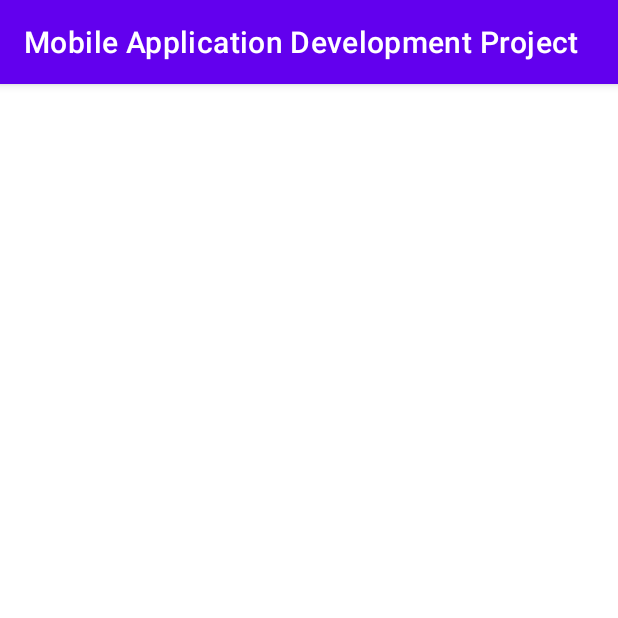
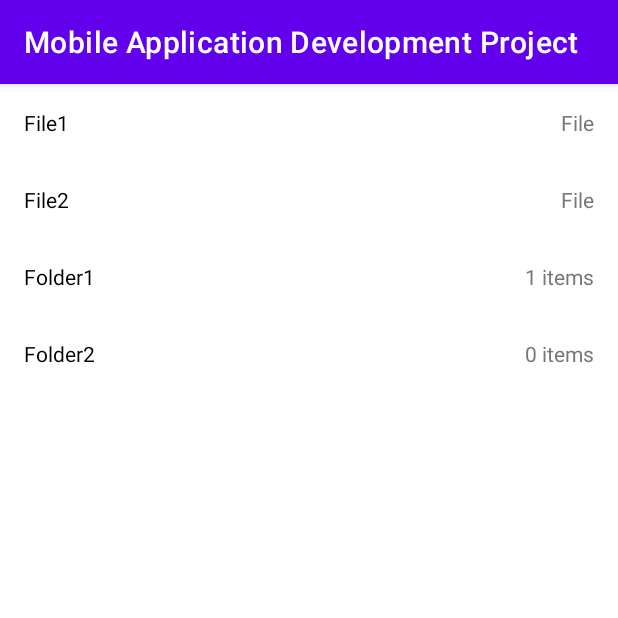
Before and after one commit to crazyroo1/Mobile-Application-Development-Project, an Android app: the screen it shows after launch (MainActivity), on a phone screen of 412 x 824 dp, the top half of it. Run offline under Robolectric (Android 15) with nearby library versions, the phone set to English and light mode, and no system bars.

Commit message:
tappable cells showing up :)

```diff
--- a/app/src/main/java/com/turnereison_sanjaybhadra_ethanbarton/mobileapplicationdevelopmentproject/Listable.kt
+++ b/app/src/main/java/com/turnereison_sanjaybhadra_ethanbarton/mobileapplicationdevelopmentproject/Listable.kt
@@ -1,6 +1,48 @@
 package com.turnereison_sanjaybhadra_ethanbarton.mobileapplicationdevelopmentproject
+
+import android.util.Log
 
 interface Listable {
     fun getPrimaryText(): String
     fun getSecondaryText(): String
+
+    val tapAction: () -> Unit
 }
+
+interface FilesystemItem {
+    val name: String
+}
+
+data class File(override val name: String): FilesystemItem, Listable {
+    override fun getPrimaryText(): String {
+        return name
+    }
+
+    override fun getSecondaryText(): String {
+        return "File"
+    }
+
+    override val tapAction: () -> Unit
+        get() = {
+            print("Tapped file named $name")
+        }
+}
+
+data class Folder(override val name: String, var children: List<FilesystemItem>): FilesystemItem, Listable {
+    override fun getPrimaryText(): String {
+        return name
+    }
+
+    override fun getSecondaryText(): String {
+        return "${children.size} items"
+    }
+
+    override val tapAction: () -> Unit
+        get() = {
+            print("Tapped file named $name!")
+        }
+}
+
+fun print(message: String) {
+    Log.d("turber", message)
+}
--- a/app/src/main/java/com/turnereison_sanjaybhadra_ethanbarton/mobileapplicationdevelopmentproject/MainActivity.kt
+++ b/app/src/main/java/com/turnereison_sanjaybhadra_ethanbarton/mobileapplicationdevelopmentproject/MainActivity.kt
@@ -9,10 +9,17 @@ class MainActivity : AppCompatActivity() {
         super.onCreate(savedInstanceState)
         setContentView(R.layout.activity_main)
 
-        val dataset = listOf<Unit>() // temporary until we get data
+        val dataset = listOf<Listable>(
+            File("File1"),
+            File("File2"),
+            Folder("Folder1", listOf(
+                File("Subfile1")
+            )),
+            Folder("Folder2", listOf())
+        ) // temporary until we get data
 
         val recyclerView: RecyclerView = findViewById(R.id.recyclerview)
-        recyclerView.adapter = RecyclerViewAdaptor(this, listOf())
+        recyclerView.adapter = RecyclerViewAdaptor(this, dataset)
         recyclerView.setHasFixedSize(true)
     }
 }
--- a/app/src/main/java/com/turnereison_sanjaybhadra_ethanbarton/mobileapplicationdevelopmentproject/RecyclerViewAdaptor.kt
+++ b/app/src/main/java/com/turnereison_sanjaybhadra_ethanbarton/mobileapplicationdevelopmentproject/RecyclerViewAdaptor.kt
@@ -1,6 +1,7 @@
 package com.turnereison_sanjaybhadra_ethanbarton.mobileapplicationdevelopmentproject
 
 import android.content.Context
+import android.util.Log
 import android.view.LayoutInflater
 import android.view.View
 import android.view.ViewGroup
@@ -11,9 +12,19 @@ class RecyclerViewAdaptor(
     private val context: Context,
     private val dataset: List<Listable>
 ): RecyclerView.Adapter<RecyclerViewAdaptor.ItemViewHolder>() {
-    class ItemViewHolder(private val view: View): RecyclerView.ViewHolder(view) {
+    inner class ItemViewHolder(val view: View): RecyclerView.ViewHolder(view) {
         val primaryTextview = view.findViewById<TextView>(R.id.primary_textview)
         val secondaryTextview = view.findViewById<TextView>(R.id.secondary_textview)
+        init {
+            print("Setting on click listener")
+            view.setOnClickListener {
+                onItemClick(adapterPosition)
+            }
+        }
+    }
+
+    fun onItemClick(position: Int) {
+        dataset[position].tapAction.invoke()
     }
 
     // sets up the recycler view cell type as `item_cell`
@@ -32,5 +43,6 @@ class RecyclerViewAdaptor(
         val item = dataset[position]
         holder.primaryTextview.text = item.getPrimaryText()
         holder.secondaryTextview.text = item.getSecondaryText()
+//        holder.view.setOnClickListener { item.tapAction() }
     }
 }
--- a/app/src/main/res/layout/activity_main.xml
+++ b/app/src/main/res/layout/activity_main.xml
@@ -8,11 +8,13 @@
 
     <androidx.recyclerview.widget.RecyclerView
         android:id="@+id/recyclerview"
-        android:layout_width="wrap_content"
-        android:layout_height="wrap_content"
+        android:layout_width="match_parent"
+        android:layout_height="match_parent"
         app:layout_constraintBottom_toBottomOf="parent"
         app:layout_constraintEnd_toEndOf="parent"
         app:layout_constraintStart_toStartOf="parent"
-        app:layout_constraintTop_toTopOf="parent" />
+        app:layout_constraintTop_toTopOf="parent"
+        app:layoutManager="androidx.recyclerview.widget.LinearLayoutManager"
+        android:scrollbars="vertical"/>
 
 </androidx.constraintlayout.widget.ConstraintLayout>
--- a/app/src/main/res/layout/item_cell.xml
+++ b/app/src/main/res/layout/item_cell.xml
@@ -2,7 +2,7 @@
 <androidx.constraintlayout.widget.ConstraintLayout xmlns:android="http://schemas.android.com/apk/res/android"
     xmlns:tools="http://schemas.android.com/tools"
     android:layout_width="match_parent"
-    android:layout_height="match_parent"
+    android:layout_height="wrap_content"
     xmlns:app="http://schemas.android.com/apk/res-auto"
     android:padding="16dp">
 
@@ -13,7 +13,8 @@
         app:layout_constraintBottom_toBottomOf="parent"
         app:layout_constraintStart_toStartOf="parent"
         app:layout_constraintTop_toTopOf="parent"
-        tools:text="Primary Textview" />
+        tools:text="Primary Textview"
+        android:textColor="@color/black"/>
 
     <TextView
         android:id="@+id/secondary_textview"
@@ -22,6 +23,7 @@
         app:layout_constraintBottom_toBottomOf="parent"
         app:layout_constraintEnd_toEndOf="parent"
         app:layout_constraintTop_toTopOf="parent"
-        tools:text="Secondary Textview" />
+        tools:text="Secondary Textview"
+        android:textColor="#777"/>
 
 </androidx.constraintlayout.widget.ConstraintLayout>
```
